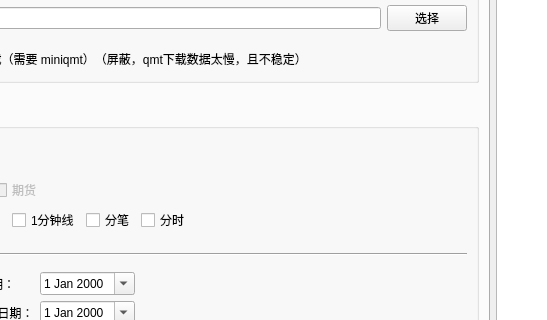
First picture: the form in hikyuu/gui/data/MainWindow.ui, repository fasiondog/hikyuu, before the edit; both pictures show x 159 to 706 and y 148 to 468 of the 1303 by 822 pixel window.
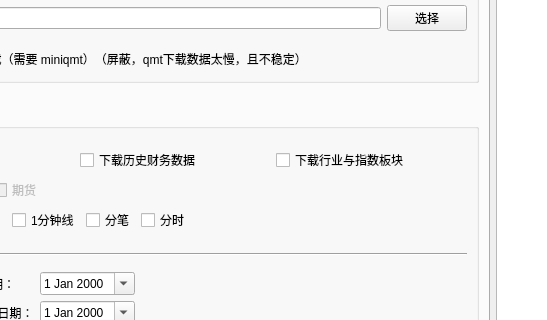
Second picture: the form after the edit. Icons and pictures are not drawn.

Commit message: hikyuutdx 下载历史财务与板块信息可选

Diff of the .ui file:
```diff
--- a/hikyuu/gui/data/MainWindow.ui
+++ b/hikyuu/gui/data/MainWindow.ui
@@ -236,6 +236,20 @@
                </property>
               </widget>
              </item>
+             <item>
+              <widget class="QCheckBox" name="import_history_finance_checkBox">
+               <property name="text">
+                <string>下载历史财务数据</string>
+               </property>
+              </widget>
+             </item>
+             <item>
+              <widget class="QCheckBox" name="import_block_checkBox">
+               <property name="text">
+                <string>下载行业与指数板块</string>
+               </property>
+              </widget>
+             </item>
             </layout>
            </item>
            <item>
```
Left out of the diff: 4 changed lines with no effect on the pictures. The commit also changes 4 other files.
